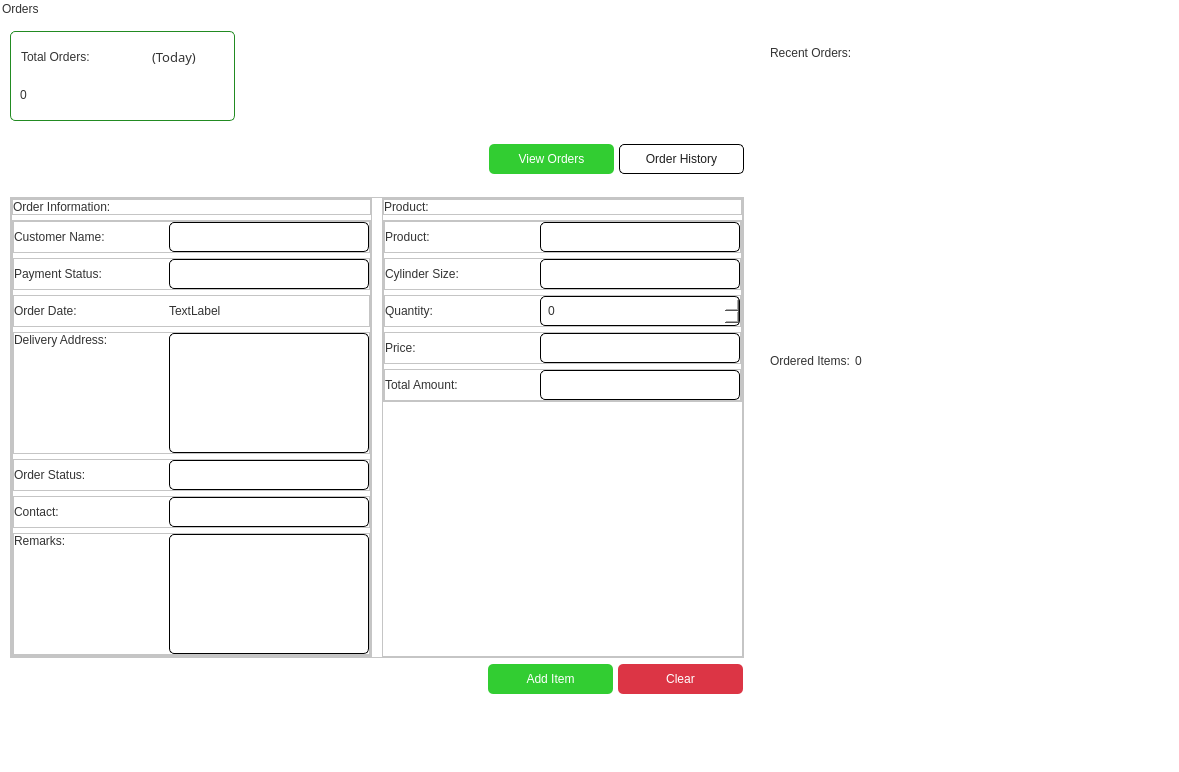
Old version of the form app/src/ui/final_ui/orders_page.ui in the repository Kazu0210/Inventory-System.
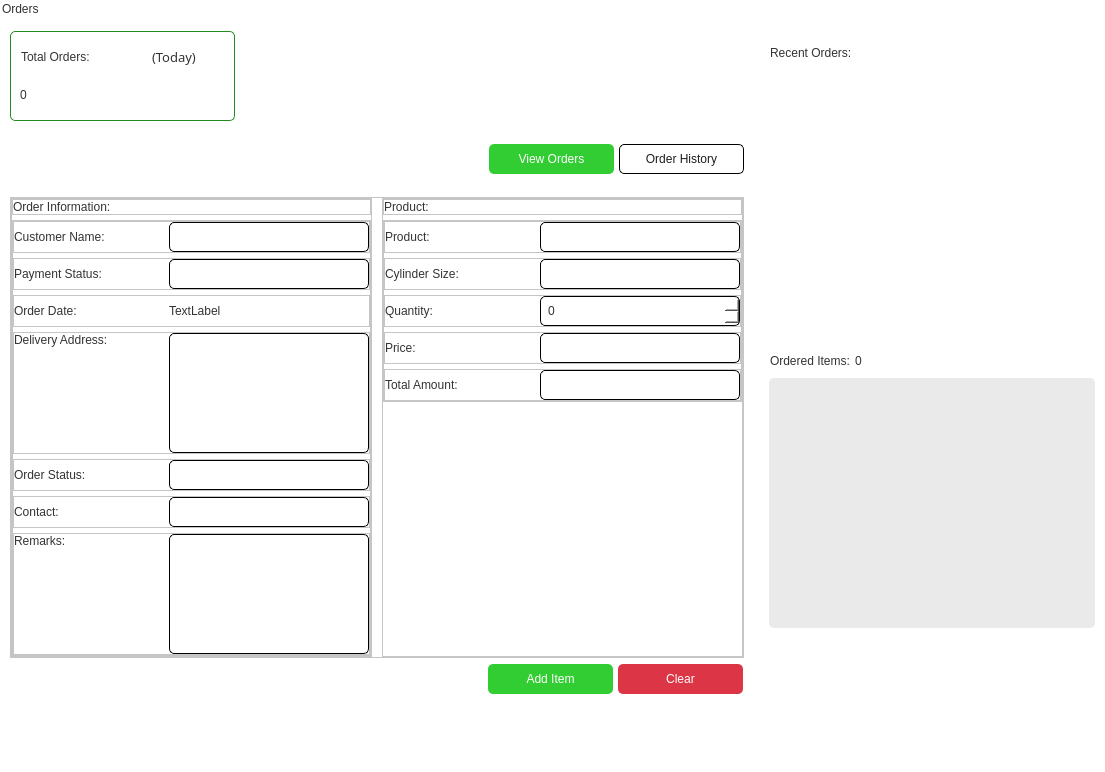
New version of the form.

Patch:
```diff
--- a/app/src/ui/final_ui/orders_page.ui
+++ b/app/src/ui/final_ui/orders_page.ui
@@ -6,7 +6,7 @@
    <rect>
     <x>0</x>
     <y>0</y>
-    <width>1179</width>
+    <width>1105</width>
     <height>772</height>
    </rect>
   </property>
@@ -83,7 +83,7 @@
        <rect>
         <x>0</x>
         <y>0</y>
-        <width>1179</width>
+        <width>1105</width>
         <height>772</height>
        </rect>
       </property>
@@ -1643,7 +1643,7 @@
                  <rect>
                   <x>0</x>
                   <y>0</y>
-                  <width>395</width>
+                  <width>321</width>
                   <height>250</height>
                  </rect>
                 </property>
@@ -1732,14 +1732,61 @@
                </layout>
               </widget>
              </item>
-             <item>
+             <item alignment="Qt::AlignTop">
               <widget class="QScrollArea" name="ordered_items_scrollArea">
                <property name="minimumSize">
                 <size>
-                 <width>0</width>
+                 <width>250</width>
                  <height>250</height>
                 </size>
                </property>
+               <property name="styleSheet">
+                <string notr="true">#ordered_items_scrollArea{
+background-color: #EAEAEA;
+border: none;
+border-radius: 5px;
+}
+
+QScrollBar:hover{
+ cursor: pointer;
+}
+            QScrollBar:vertical {
+                border: none;
+                background: #F0F0F0;
+                width: 14px;
+                margin: 0px 0px 0px 0px;
+            }
+            QScrollBar::handle:vertical {
+                background: #90A4AE;
+                border-radius: 7px;
+                min-height: 30px;
+            }
+            QScrollBar::add-line:vertical, QScrollBar::sub-line:vertical {
+                height: 0px;
+                background: none;
+            }
+            QScrollBar::add-page:vertical, QScrollBar::sub-page:vertical {
+                background: #F0F0F0;
+            }
+            QScrollBar:horizontal {
+                border: none;
+                background: #f0f0f0;
+                height: 14px;
+                margin: 0px 0px 0px 0px;
+            }
+            QScrollBar::handle:horizontal {
+                background: #555;
+                border-radius: 7px;
+                min-width: 30px;
+            }
+            QScrollBar::add-line:horizontal, QScrollBar::sub-line:horizontal {
+                width: 0px;
+                background: none;
+            }
+            QScrollBar::add-page:horizontal, QScrollBar::sub-page:horizontal {
+                background: #f0f0f0;
+            }</string>
+               </property>
                <property name="widgetResizable">
                 <bool>true</bool>
                </property>
@@ -1748,10 +1795,11 @@
                  <rect>
                   <x>0</x>
                   <y>0</y>
-                  <width>393</width>
-                  <height>248</height>
+                  <width>321</width>
+                  <height>250</height>
                  </rect>
                 </property>
+                <layout class="QVBoxLayout" name="verticalLayout_2"/>
                </widget>
               </widget>
              </item>
```
Left out of the diff: 2 changed lines with no effect on the pictures.
